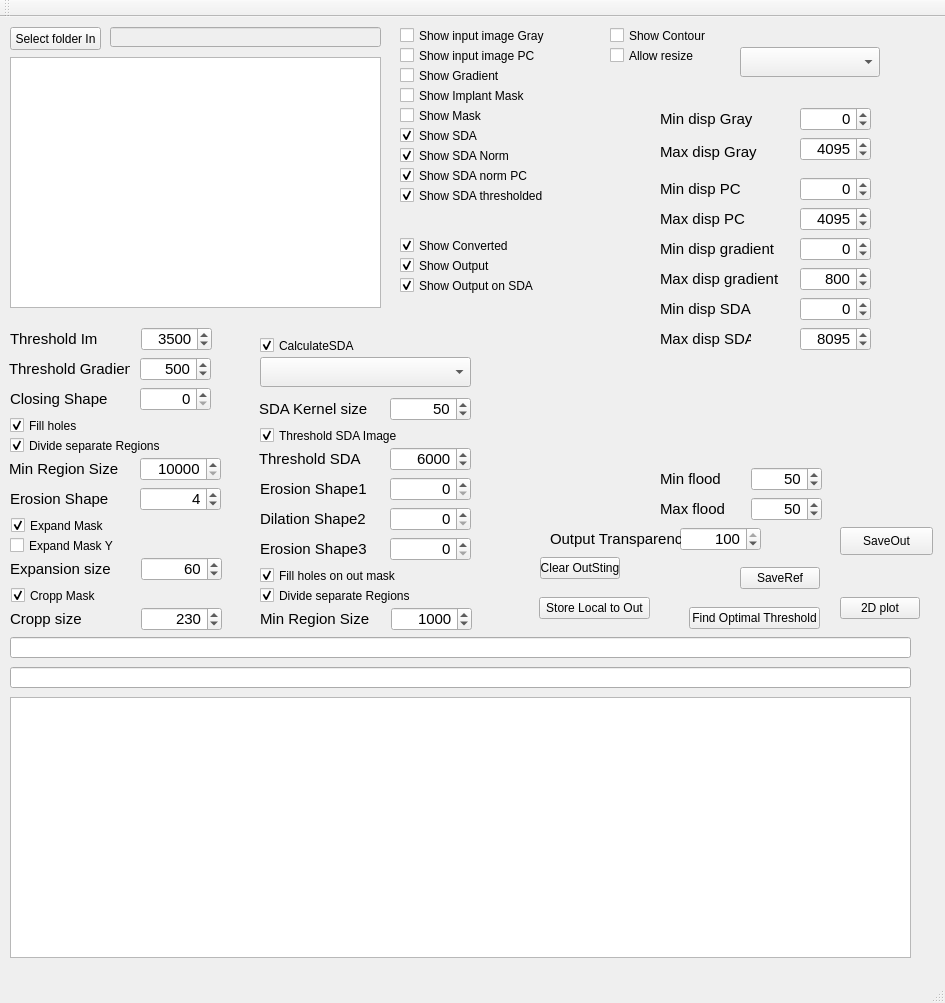
This is HipsViever/mainwindow.ui in marcinkociolek/ProjectsPL as Qt 5 draws it before an edit. The edited form follows.
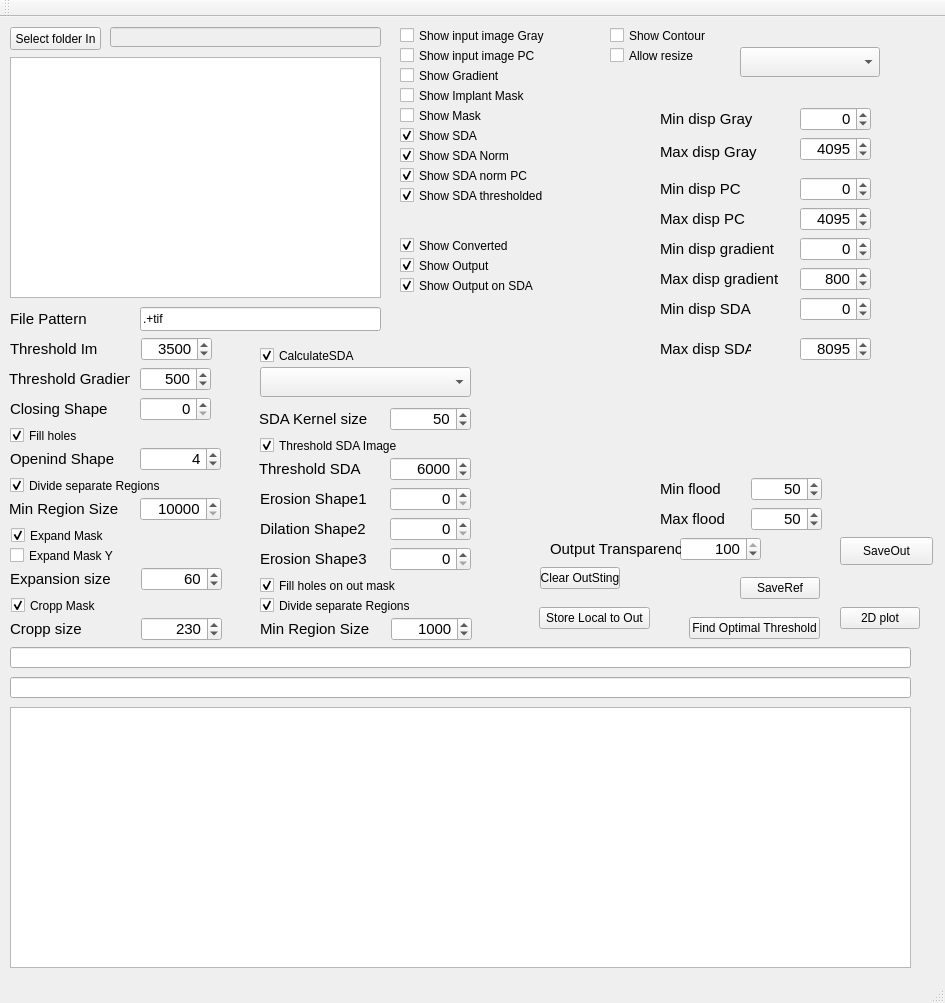
This is the edited form.

Commit message: HipsViever Incremental

```diff
--- a/HipsViever/mainwindow.ui
+++ b/HipsViever/mainwindow.ui
@@ -46,7 +46,7 @@
       <x>10</x>
       <y>40</y>
       <width>371</width>
-      <height>251</height>
+      <height>241</height>
      </rect>
     </property>
    </widget>
@@ -412,7 +412,7 @@
     <property name="geometry">
      <rect>
       <x>141</x>
-      <y>310</y>
+      <y>320</y>
       <width>71</width>
       <height>24</height>
      </rect>
@@ -439,7 +439,7 @@
     <property name="geometry">
      <rect>
       <x>10</x>
-      <y>310</y>
+      <y>320</y>
       <width>121</width>
       <height>24</height>
      </rect>
@@ -473,7 +473,7 @@
     <property name="geometry">
      <rect>
       <x>800</x>
-      <y>310</y>
+      <y>320</y>
       <width>71</width>
       <height>24</height>
      </rect>
@@ -548,7 +548,7 @@
     <property name="geometry">
      <rect>
       <x>660</x>
-      <y>310</y>
+      <y>320</y>
       <width>91</width>
       <height>24</height>
      </rect>
@@ -566,7 +566,7 @@
     <property name="geometry">
      <rect>
       <x>751</x>
-      <y>450</y>
+      <y>460</y>
       <width>71</width>
       <height>24</height>
      </rect>
@@ -596,7 +596,7 @@
     <property name="geometry">
      <rect>
       <x>751</x>
-      <y>480</y>
+      <y>490</y>
       <width>71</width>
       <height>24</height>
      </rect>
@@ -626,7 +626,7 @@
     <property name="geometry">
      <rect>
       <x>660</x>
-      <y>480</y>
+      <y>490</y>
       <width>81</width>
       <height>24</height>
      </rect>
@@ -644,7 +644,7 @@
     <property name="geometry">
      <rect>
       <x>660</x>
-      <y>450</y>
+      <y>460</y>
       <width>81</width>
       <height>24</height>
      </rect>
@@ -665,7 +665,7 @@
     <property name="geometry">
      <rect>
       <x>9</x>
-      <y>340</y>
+      <y>350</y>
       <width>121</width>
       <height>24</height>
      </rect>
@@ -683,7 +683,7 @@
     <property name="geometry">
      <rect>
       <x>140</x>
-      <y>340</y>
+      <y>350</y>
       <width>71</width>
       <height>24</height>
      </rect>
@@ -726,7 +726,7 @@
     <property name="geometry">
      <rect>
       <x>10</x>
-      <y>400</y>
+      <y>410</y>
       <width>151</width>
       <height>17</height>
      </rect>
@@ -742,7 +742,7 @@
     <property name="geometry">
      <rect>
       <x>10</x>
-      <y>420</y>
+      <y>460</y>
       <width>171</width>
       <height>17</height>
      </rect>
@@ -758,7 +758,7 @@
     <property name="geometry">
      <rect>
       <x>9</x>
-      <y>440</y>
+      <y>480</y>
       <width>131</width>
       <height>24</height>
      </rect>
@@ -776,7 +776,7 @@
     <property name="geometry">
      <rect>
       <x>140</x>
-      <y>440</y>
+      <y>480</y>
       <width>81</width>
       <height>24</height>
      </rect>
@@ -806,7 +806,7 @@
     <property name="geometry">
      <rect>
       <x>141</x>
-      <y>540</y>
+      <y>550</y>
       <width>81</width>
       <height>24</height>
      </rect>
@@ -836,7 +836,7 @@
     <property name="geometry">
      <rect>
       <x>11</x>
-      <y>500</y>
+      <y>510</y>
       <width>171</width>
       <height>17</height>
      </rect>
@@ -852,7 +852,7 @@
     <property name="geometry">
      <rect>
       <x>10</x>
-      <y>540</y>
+      <y>550</y>
       <width>131</width>
       <height>24</height>
      </rect>
@@ -870,7 +870,7 @@
     <property name="geometry">
      <rect>
       <x>11</x>
-      <y>570</y>
+      <y>580</y>
       <width>171</width>
       <height>17</height>
      </rect>
@@ -886,7 +886,7 @@
     <property name="geometry">
      <rect>
       <x>141</x>
-      <y>590</y>
+      <y>600</y>
       <width>81</width>
       <height>24</height>
      </rect>
@@ -916,7 +916,7 @@
     <property name="geometry">
      <rect>
       <x>10</x>
-      <y>590</y>
+      <y>600</y>
       <width>131</width>
       <height>24</height>
      </rect>
@@ -934,7 +934,7 @@
     <property name="geometry">
      <rect>
       <x>259</x>
-      <y>380</y>
+      <y>390</y>
       <width>131</width>
       <height>24</height>
      </rect>
@@ -952,7 +952,7 @@
     <property name="geometry">
      <rect>
       <x>390</x>
-      <y>380</y>
+      <y>390</y>
       <width>81</width>
       <height>24</height>
      </rect>
@@ -982,7 +982,7 @@
     <property name="geometry">
      <rect>
       <x>260</x>
-      <y>320</y>
+      <y>330</y>
       <width>171</width>
       <height>17</height>
      </rect>
@@ -998,7 +998,7 @@
     <property name="geometry">
      <rect>
       <x>260</x>
-      <y>410</y>
+      <y>420</y>
       <width>171</width>
       <height>17</height>
      </rect>
@@ -1014,7 +1014,7 @@
     <property name="geometry">
      <rect>
       <x>259</x>
-      <y>430</y>
+      <y>440</y>
       <width>131</width>
       <height>24</height>
      </rect>
@@ -1032,7 +1032,7 @@
     <property name="geometry">
      <rect>
       <x>390</x>
-      <y>430</y>
+      <y>440</y>
       <width>81</width>
       <height>24</height>
      </rect>
@@ -1078,7 +1078,7 @@
     <property name="geometry">
      <rect>
       <x>680</x>
-      <y>510</y>
+      <y>520</y>
       <width>81</width>
       <height>24</height>
      </rect>
@@ -1108,7 +1108,7 @@
     <property name="geometry">
      <rect>
       <x>550</x>
-      <y>510</y>
+      <y>520</y>
       <width>131</width>
       <height>24</height>
      </rect>
@@ -1126,7 +1126,7 @@
     <property name="geometry">
      <rect>
       <x>840</x>
-      <y>510</y>
+      <y>520</y>
       <width>93</width>
       <height>28</height>
      </rect>
@@ -1155,7 +1155,7 @@
     <property name="geometry">
      <rect>
       <x>10</x>
-      <y>470</y>
+      <y>430</y>
       <width>131</width>
       <height>24</height>
      </rect>
@@ -1166,14 +1166,14 @@
      </font>
     </property>
     <property name="text">
-     <string>Erosion Shape</string>
+     <string>Openind Shape</string>
     </property>
    </widget>
    <widget class="QSpinBox" name="spinBoxErosionShape">
     <property name="geometry">
      <rect>
       <x>140</x>
-      <y>470</y>
+      <y>430</y>
       <width>81</width>
       <height>24</height>
      </rect>
@@ -1203,7 +1203,7 @@
     <property name="geometry">
      <rect>
       <x>10</x>
-      <y>370</y>
+      <y>380</y>
       <width>131</width>
       <height>24</height>
      </rect>
@@ -1221,7 +1221,7 @@
     <property name="geometry">
      <rect>
       <x>140</x>
-      <y>370</y>
+      <y>380</y>
       <width>71</width>
       <height>24</height>
      </rect>
@@ -1251,7 +1251,7 @@
     <property name="geometry">
      <rect>
       <x>260</x>
-      <y>460</y>
+      <y>470</y>
       <width>131</width>
       <height>24</height>
      </rect>
@@ -1269,7 +1269,7 @@
     <property name="geometry">
      <rect>
       <x>390</x>
-      <y>460</y>
+      <y>470</y>
       <width>81</width>
       <height>24</height>
      </rect>
@@ -1299,7 +1299,7 @@
     <property name="geometry">
      <rect>
       <x>390</x>
-      <y>490</y>
+      <y>500</y>
       <width>81</width>
       <height>24</height>
      </rect>
@@ -1329,7 +1329,7 @@
     <property name="geometry">
      <rect>
       <x>260</x>
-      <y>490</y>
+      <y>500</y>
       <width>131</width>
       <height>24</height>
      </rect>
@@ -1347,7 +1347,7 @@
     <property name="geometry">
      <rect>
       <x>390</x>
-      <y>520</y>
+      <y>530</y>
       <width>81</width>
       <height>24</height>
      </rect>
@@ -1377,7 +1377,7 @@
     <property name="geometry">
      <rect>
       <x>260</x>
-      <y>520</y>
+      <y>530</y>
       <width>131</width>
       <height>24</height>
      </rect>
@@ -1395,7 +1395,7 @@
     <property name="geometry">
      <rect>
       <x>260</x>
-      <y>550</y>
+      <y>560</y>
       <width>151</width>
       <height>17</height>
      </rect>
@@ -1411,7 +1411,7 @@
     <property name="geometry">
      <rect>
       <x>10</x>
-      <y>520</y>
+      <y>530</y>
       <width>171</width>
       <height>17</height>
      </rect>
@@ -1475,7 +1475,7 @@
     <property name="geometry">
      <rect>
       <x>260</x>
-      <y>570</y>
+      <y>580</y>
       <width>171</width>
       <height>17</height>
      </rect>
@@ -1491,7 +1491,7 @@
     <property name="geometry">
      <rect>
       <x>391</x>
-      <y>590</y>
+      <y>600</y>
       <width>81</width>
       <height>24</height>
      </rect>
@@ -1521,7 +1521,7 @@
     <property name="geometry">
      <rect>
       <x>260</x>
-      <y>590</y>
+      <y>600</y>
       <width>131</width>
       <height>24</height>
      </rect>
@@ -1555,7 +1555,7 @@
     <property name="geometry">
      <rect>
       <x>260</x>
-      <y>340</y>
+      <y>350</y>
       <width>211</width>
       <height>30</height>
      </rect>
@@ -1602,7 +1602,7 @@
     <property name="geometry">
      <rect>
       <x>10</x>
-      <y>680</y>
+      <y>690</y>
       <width>901</width>
       <height>261</height>
      </rect>
@@ -1612,7 +1612,7 @@
     <property name="geometry">
      <rect>
       <x>740</x>
-      <y>550</y>
+      <y>560</y>
       <width>80</width>
       <height>22</height>
      </rect>
@@ -1625,7 +1625,7 @@
     <property name="geometry">
      <rect>
       <x>540</x>
-      <y>540</y>
+      <y>550</y>
       <width>80</width>
       <height>22</height>
      </rect>
@@ -1638,7 +1638,7 @@
     <property name="geometry">
      <rect>
       <x>539</x>
-      <y>580</y>
+      <y>590</y>
       <width>111</width>
       <height>22</height>
      </rect>
@@ -1651,7 +1651,7 @@
     <property name="geometry">
      <rect>
       <x>10</x>
-      <y>650</y>
+      <y>660</y>
       <width>901</width>
       <height>21</height>
      </rect>
@@ -1661,7 +1661,7 @@
     <property name="geometry">
      <rect>
       <x>10</x>
-      <y>620</y>
+      <y>630</y>
       <width>901</width>
       <height>21</height>
      </rect>
@@ -1671,7 +1671,7 @@
     <property name="geometry">
      <rect>
       <x>689</x>
-      <y>590</y>
+      <y>600</y>
       <width>131</width>
       <height>22</height>
      </rect>
@@ -1684,7 +1684,7 @@
     <property name="geometry">
      <rect>
       <x>840</x>
-      <y>580</y>
+      <y>590</y>
       <width>80</width>
       <height>22</height>
      </rect>
@@ -1693,6 +1693,37 @@
      <string>2D plot</string>
     </property>
    </widget>
+   <widget class="QLineEdit" name="lineEditFilePattern">
+    <property name="geometry">
+     <rect>
+      <x>140</x>
+      <y>290</y>
+      <width>241</width>
+      <height>24</height>
+     </rect>
+    </property>
+    <property name="text">
+     <string>.+tif</string>
+    </property>
+   </widget>
+   <widget class="QLabel" name="labelFilePattern">
+    <property name="geometry">
+     <rect>
+      <x>10</x>
+      <y>290</y>
+      <width>91</width>
+      <height>24</height>
+     </rect>
+    </property>
+    <property name="font">
+     <font>
+      <pointsize>11</pointsize>
+     </font>
+    </property>
+    <property name="text">
+     <string>File Pattern</string>
+    </property>
+   </widget>
   </widget>
   <widget class="QMenuBar" name="menuBar">
    <property name="geometry">
```
The commit also changes 2 other files.
